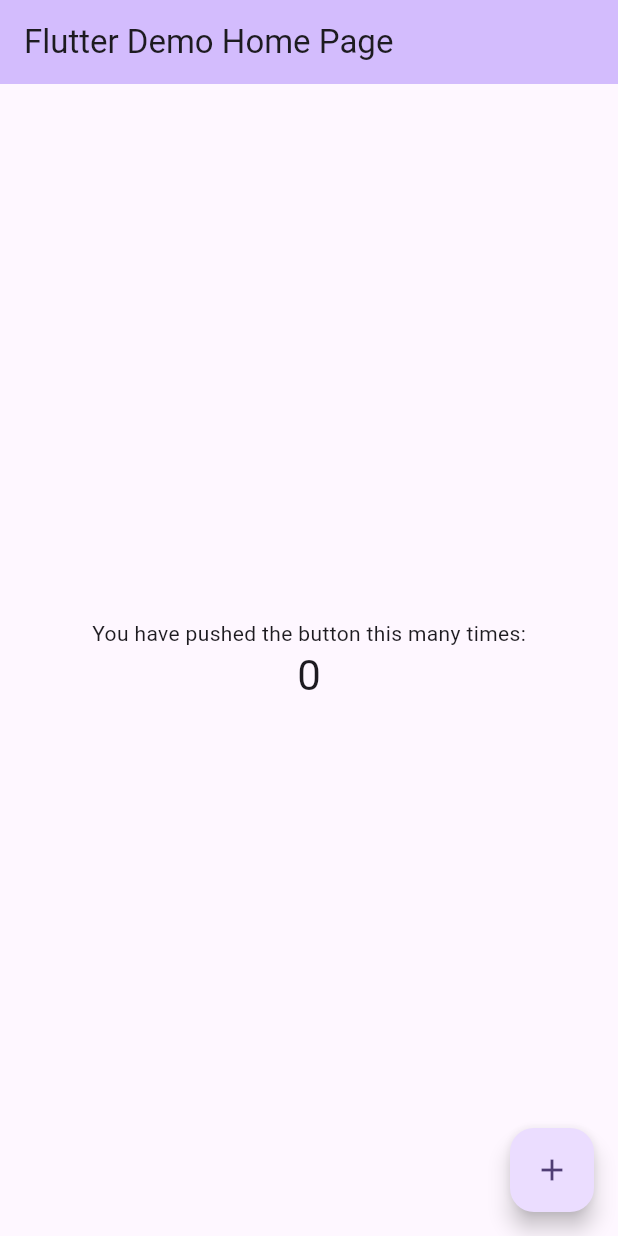
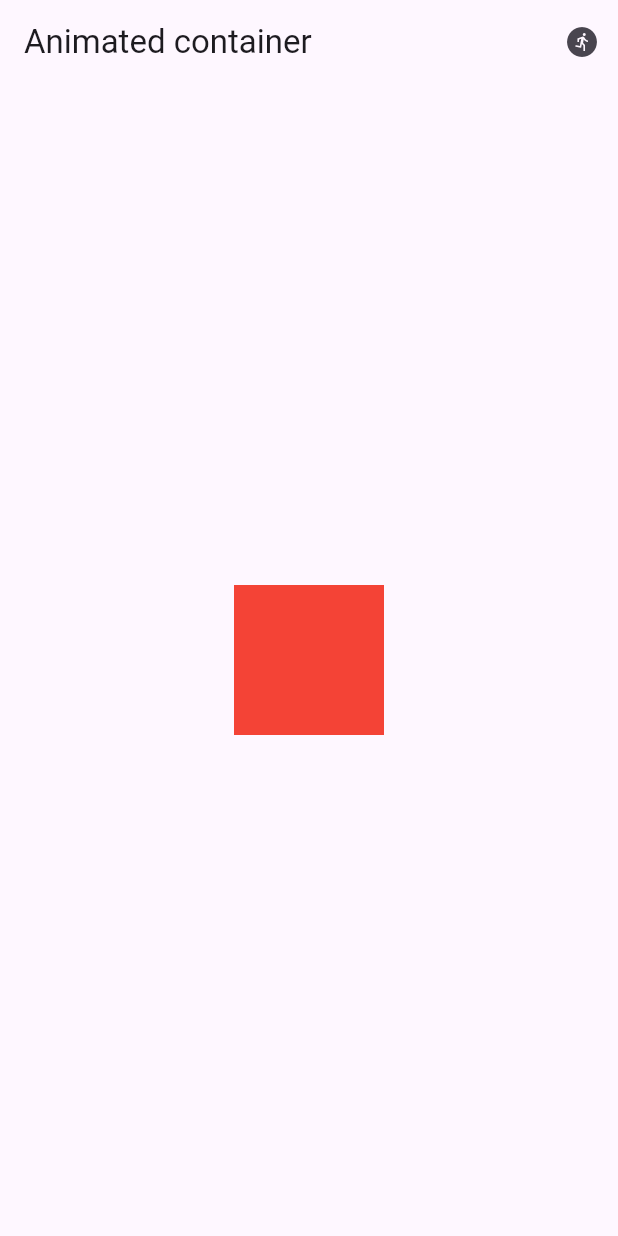
Before and after one commit to tugorez/learning-flutter, a Flutter app: the screen it shows after launch, on a phone screen of 412 x 824 dp. Run offline on Flutter 3.47's test engine with Material 3 defaults, Android fonts, the phone set to English and light mode, and no system bars; our stand-ins replace google_fonts.

Commit message:
Creating basic container animations

```diff
--- /dev/null
+++ b/my_animations/lib/animations_view.dart
@@ -0,0 +1,64 @@
+import 'package:flutter/material.dart';
+
+class AnimationsView extends StatefulWidget {
+  const AnimationsView({super.key});
+
+  @override
+  State<AnimationsView> createState() => _AnimationsViewState();
+}
+
+class _AnimationsViewState extends State<AnimationsView> {
+  int iteration = 0;
+
+  @override
+  Widget build(BuildContext context) {
+    return Scaffold(
+      appBar: AppBar(
+        title: const Text('Animated container'),
+        actions: [
+          IconButton(
+            icon: const Icon(Icons.run_circle),
+            onPressed: () {
+              setState(() {
+                iteration = (iteration + 1) % colors.length;
+              });
+            },
+          ),
+        ],
+      ),
+      body: Center(
+        child: AnimatedContainer(
+          duration: const Duration(seconds: 1),
+          width: sizes[iteration],
+          height: sizes[iteration],
+          margin: EdgeInsets.only(top: tops[iteration]),
+          color: colors[iteration],
+        ),
+      ),
+    );
+  }
+
+  static const colors = [
+    Colors.red,
+    Colors.green,
+    Colors.yellow,
+    Colors.blue,
+    Colors.orange
+  ];
+
+  static const sizes = <double>[
+    100,
+    125,
+    150,
+    175,
+    200,
+  ];
+
+  static const tops = <double>[
+    0,
+    50,
+    100,
+    150,
+    200,
+  ];
+}
--- a/my_animations/lib/main.dart
+++ b/my_animations/lib/main.dart
@@ -1,125 +1,21 @@
 import 'package:flutter/material.dart';
+import 'package:my_animations/animations_view.dart';
 
 void main() {
-  runApp(const MyApp());
+  runApp(const App());
 }
 
-class MyApp extends StatelessWidget {
-  const MyApp({super.key});
+class App extends StatelessWidget {
+  const App({super.key});
 
-  // This widget is the root of your application.
   @override
   Widget build(BuildContext context) {
     return MaterialApp(
-      title: 'Flutter Demo',
+      title: 'Animations Demo',
       theme: ThemeData(
-        // This is the theme of your application.
-        //
-        // TRY THIS: Try running your application with "flutter run". You'll see
-        // the application has a purple toolbar. Then, without quitting the app,
-        // try changing the seedColor in the colorScheme below to Colors.green
-        // and then invoke "hot reload" (save your changes or press the "hot
-        // reload" button in a Flutter-supported IDE, or press "r" if you used
-        // the command line to start the app).
-        //
-        // Notice that the counter didn't reset back to zero; the application
-        // state is not lost during the reload. To reset the state, use hot
-        // restart instead.
-        //
-        // This works for code too, not just values: Most code changes can be
-        // tested with just a hot reload.
-        colorScheme: ColorScheme.fromSeed(seedColor: Colors.deepPurple),
-        useMaterial3: true,
+        primarySwatch: Colors.blue,
       ),
-      home: const MyHomePage(title: 'Flutter Demo Home Page'),
+      home: const AnimationsView(),
     );
   }
 }
-
-class MyHomePage extends StatefulWidget {
-  const MyHomePage({super.key, required this.title});
-
-  // This widget is the home page of your application. It is stateful, meaning
-  // that it has a State object (defined below) that contains fields that affect
-  // how it looks.
-
-  // This class is the configuration for the state. It holds the values (in this
-  // case the title) provided by the parent (in this case the App widget) and
-  // used by the build method of the State. Fields in a Widget subclass are
-  // always marked "final".
-
-  final String title;
-
-  @override
-  State<MyHomePage> createState() => _MyHomePageState();
-}
-
-class _MyHomePageState extends State<MyHomePage> {
-  int _counter = 0;
-
-  void _incrementCounter() {
-    setState(() {
-      // This call to setState tells the Flutter framework that something has
-      // changed in this State, which causes it to rerun the build method below
-      // so that the display can reflect the updated values. If we changed
-      // _counter without calling setState(), then the build method would not be
-      // called again, and so nothing would appear to happen.
-      _counter++;
-    });
-  }
-
-  @override
-  Widget build(BuildContext context) {
-    // This method is rerun every time setState is called, for instance as done
-    // by the _incrementCounter method above.
-    //
-    // The Flutter framework has been optimized to make rerunning build methods
-    // fast, so that you can just rebuild anything that needs updating rather
-    // than having to individually change instances of widgets.
-    return Scaffold(
-      appBar: AppBar(
-        // TRY THIS: Try changing the color here to a specific color (to
-        // Colors.amber, perhaps?) and trigger a hot reload to see the AppBar
-        // change color while the other colors stay the same.
-        backgroundColor: Theme.of(context).colorScheme.inversePrimary,
-        // Here we take the value from the MyHomePage object that was created by
-        // the App.build method, and use it to set our appbar title.
-        title: Text(widget.title),
-      ),
-      body: Center(
-        // Center is a layout widget. It takes a single child and positions it
-        // in the middle of the parent.
-        child: Column(
-          // Column is also a layout widget. It takes a list of children and
-          // arranges them vertically. By default, it sizes itself to fit its
-          // children horizontally, and tries to be as tall as its parent.
-          //
-          // Column has various properties to control how it sizes itself and
-          // how it positions its children. Here we use mainAxisAlignment to
-          // center the children vertically; the main axis here is the vertical
-          // axis because Columns are vertical (the cross axis would be
-          // horizontal).
-          //
-          // TRY THIS: Invoke "debug painting" (choose the "Toggle Debug Paint"
-          // action in the IDE, or press "p" in the console), to see the
-          // wireframe for each widget.
-          mainAxisAlignment: MainAxisAlignment.center,
-          children: <Widget>[
-            const Text(
-              'You have pushed the button this many times:',
-            ),
-            Text(
-              '$_counter',
-              style: Theme.of(context).textTheme.headlineMedium,
-            ),
-          ],
-        ),
-      ),
-      floatingActionButton: FloatingActionButton(
-        onPressed: _incrementCounter,
-        tooltip: 'Increment',
-        child: const Icon(Icons.add),
-      ), // This trailing comma makes auto-formatting nicer for build methods.
-    );
-  }
-}
```
